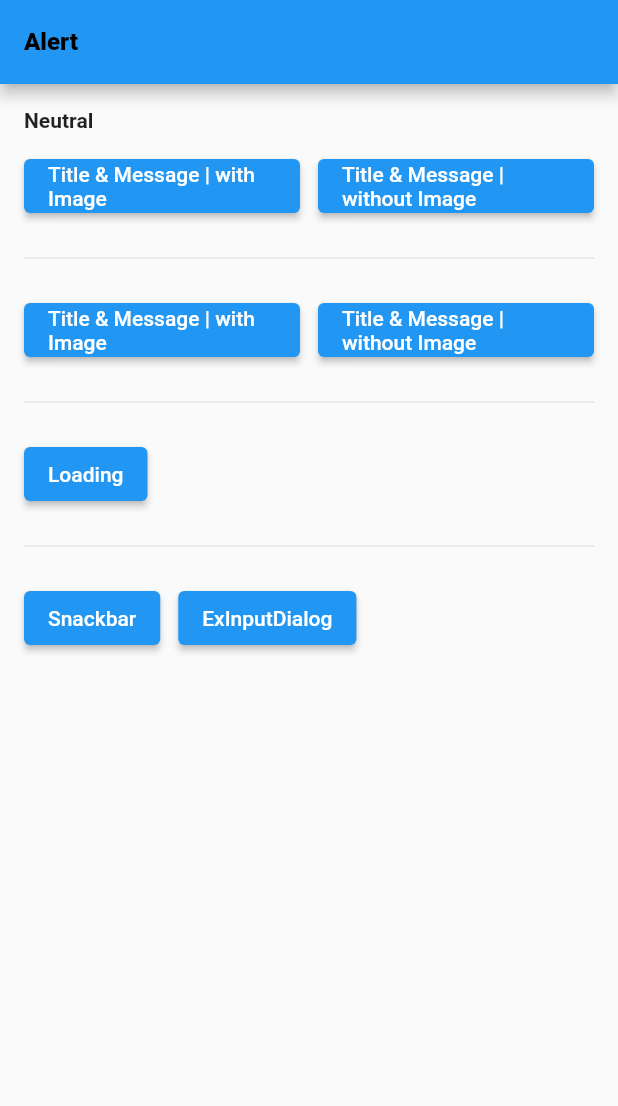
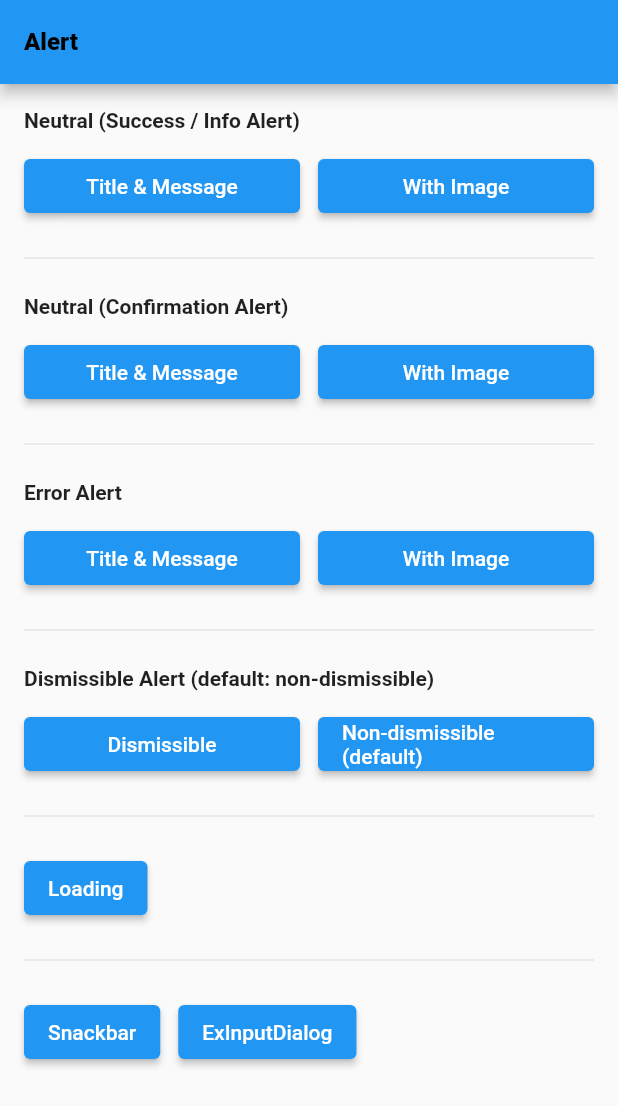
Before and after one commit to greduasia/gredu_common, a Flutter app: the screen it shows after launch, on a phone screen of 412 x 824 dp. Shown: the top 1106 px of the screen. Run offline on Flutter 3.47's test engine with Material 2 defaults, Android fonts, the phone set to English and light mode, and no system bars; drawn by our look-alikes of velocity_x; our stand-ins replace clock, device_info, faker, flutter_svg, get, loggy; missing offline and left inert: flutter_loggy.

Commit message:
## 0.0.10 (#5)
* added WillPopScope as parent for AlertDialog
* added integration test for ex_alert_dialog
* added more button to show alert dialog in home_view (example)

````diff
--- a/example/lib/app/modules/home/home_view.dart
+++ b/example/lib/app/modules/home/home_view.dart
@@ -15,42 +15,85 @@ class HomeView extends GetView<HomeController> {
         title: 'Alert'.text.black.extraBold.size(16).make(),
       ),
       body: VStack([
-        'Neutral'.text.bold.make().pOnly(bottom: 12),
+        'Neutral (Success / Info Alert)'.text.bold.make().pOnly(bottom: 12),
         HStack([
           ElevatedButton(
-            child: 'Title & Message | with Image'.text.make(),
-            onPressed: () => ExAlert.success(
-              title: faker.lorem.word(),
-              message: faker.lorem.sentence(),
-            ),
-          ).expand(),
-          12.widthBox,
-          ElevatedButton(
-            child: 'Title & Message | without Image'.text.make(),
+            child: 'Title & Message'.text.make(),
             onPressed: () => ExAlert.success(
               title: faker.lorem.word(),
               message: faker.lorem.sentence(),
               showAsset: false,
             ),
           ).expand(),
+          12.widthBox,
+          ElevatedButton(
+            child: 'With Image'.text.make(),
+            onPressed: () => ExAlert.success(
+              title: faker.lorem.word(),
+              message: faker.lorem.sentence(),
+            ),
+          ).expand(),
         ]),
         Divider().paddingSymmetric(vertical: 16),
+        'Neutral (Confirmation Alert)'.text.bold.make().pOnly(bottom: 12),
         HStack([
           ElevatedButton(
-            child: 'Title & Message | with Image'.text.make(),
+            child: 'Title & Message'.text.make(),
+            onPressed: () => ExAlert.confirm(
+              title: faker.lorem.word(),
+              message: faker.lorem.sentence(),
+              showAsset: false,
+            ),
+          ).expand(),
+          12.widthBox,
+          ElevatedButton(
+            child: 'With Image'.text.make(),
             onPressed: () => ExAlert.confirm(
               title: faker.lorem.word(),
               message: faker.lorem.sentence(),
             ),
           ).expand(),
-          12.widthBox,
+        ]),
+        Divider().paddingSymmetric(vertical: 16),
+        'Error Alert'.text.bold.make().pOnly(bottom: 12),
+        HStack([
           ElevatedButton(
-            child: 'Title & Message | without Image'.text.make(),
+            child: 'Title & Message'.text.make(),
             onPressed: () => ExAlert.error(
               title: faker.lorem.word(),
               message: faker.lorem.sentence(),
               showAsset: false,
               titleTextColor: Colors.purple,
+            ),
+          ).expand(),
+          12.widthBox,
+          ElevatedButton(
+            child: 'With Image'.text.make(),
+            onPressed: () => ExAlert.error(
+              title: faker.lorem.word(),
+              message: faker.lorem.sentence(),
+              titleTextColor: Colors.purple,
+            ),
+          ).expand(),
+        ]),
+        Divider().paddingSymmetric(vertical: 16),
+        'Dismissible Alert (default: non-dismissible)'.text.bold.make().pOnly(bottom: 12),
+        HStack([
+          ElevatedButton(
+            child: 'Dismissible'.text.make(),
+            onPressed: () => ExAlert.success(
+              title: faker.lorem.word(),
+              message: faker.lorem.sentence(),
+              showAsset: false,
+              isDismissible: true,
+            ),
+          ).expand(),
+          12.widthBox,
+          ElevatedButton(
+            child: 'Non-dismissible (default)'.text.make(),
+            onPressed: () => ExAlert.success(
+              title: faker.lorem.word(),
+              message: faker.lorem.sentence(),
             ),
           ).expand(),
         ]),
--- a/lib/src/features/ex_alert_dialog.dart
+++ b/lib/src/features/ex_alert_dialog.dart
@@ -1,6 +1,4 @@
 // ignore_for_file: non_constant_identifier_names
-
-import 'dart:ui';
 
 import 'package:flutter/cupertino.dart';
 import 'package:flutter/material.dart';
@@ -48,11 +46,12 @@ mixin ExAlert {
       barrierDismissible: isDismissible,
       barrierColor: barrierColor,
       builder: (context) {
-        return AlertDialog(
+        return WillPopScope(
+          onWillPop: () async => isDismissible,
+          child: AlertDialog(
             shape: RoundedRectangleBorder(borderRadius: BorderRadius.all(Radius.circular(cornerRadius))),
             // contentPadding: EdgeInsets.all(16),
             scrollable: true,
-
             content: VStack([
               if (showAsset)
                 VStack([
@@ -87,6 +86,7 @@ mixin ExAlert {
                 ],
               ),
             ],
+          ),
         );
       },
     );
@@ -102,7 +102,7 @@ mixin ExAlert {
   /// );
   /// ```
   static void error({
-    String svgAssetDir = 'assets/images/ic_dialog_error.svg',
+    String svgAssetDir = 'assets/images/ic_dialog_warning.svg',
     bool showAsset = true,
     String title = 'Failed',
     double titleTextSize = 18,
@@ -123,7 +123,9 @@ mixin ExAlert {
       barrierDismissible: isDismissible,
       barrierColor: barrierColor,
       builder: (context) {
-        return AlertDialog(
+        return WillPopScope(
+          onWillPop: () async => isDismissible,
+          child: AlertDialog(
             shape: RoundedRectangleBorder(borderRadius: BorderRadius.all(Radius.circular(cornerRadius))),
             // contentPadding: EdgeInsets.all(16),
             scrollable: true,
@@ -161,6 +163,7 @@ mixin ExAlert {
                 ],
               ),
             ],
+          ),
         );
       },
     );
@@ -177,7 +180,7 @@ mixin ExAlert {
   /// );
   /// ```
   static void confirm({
-    String svgAssetDir = 'assets/images/ic_dialog_question.svg',
+    String svgAssetDir = 'assets/images/ic_dialog_warning.svg',
     bool showAsset = true,
     String title = '',
     double titleTextSize = 18,
@@ -201,7 +204,9 @@ mixin ExAlert {
       barrierDismissible: isDismissible,
       barrierColor: barrierColor,
       builder: (context) {
-        return AlertDialog(
+        return WillPopScope(
+          onWillPop: () async => isDismissible,
+          child: AlertDialog(
             shape: RoundedRectangleBorder(borderRadius: BorderRadius.all(Radius.circular(cornerRadius))),
             // contentPadding: EdgeInsets.all(16),
             scrollable: true,
@@ -256,6 +261,7 @@ mixin ExAlert {
                 ],
               ).pOnly(left: 12, right: 12),
             ],
+          ),
         );
       },
     );
--- a/pubspec.yaml
+++ b/pubspec.yaml
@@ -1,21 +1,21 @@
 name: gredu_common
 description: GreduCommon is an common widget / utils or helper library i made for all type application. whatever application you made, GreduCommon it will help you reduce your fucking time on development process
 
-version: 0.0.9
+version: 0.0.10
 homepage: https://github.com/abehbatre/gredu_common
 
 environment:
   sdk: ">=2.12.0 <3.0.0"
 
 dependencies:
-  velocity_x: ^3.4.0
+  velocity_x: 3.4.0
   flutter_svg: ^1.0.3
   meta: ^1.7.0
   device_info: ^2.0.3
   loggy: ^2.0.1+1
   flutter_loggy: ^2.0.1
   intl: ^0.17.0
-  get: ^4.6.1
+  get: 4.6.1
   clock: ^1.1.0
 
   flutter:
````
Also changed, not shown: assets/images/ic_dialog_success.svg, assets/images/ic_dialog_warning.svg (added), example/pubspec.lock, pubspec.lock, 3 other files. Lines whose indentation alone changed are shown as unchanged.
